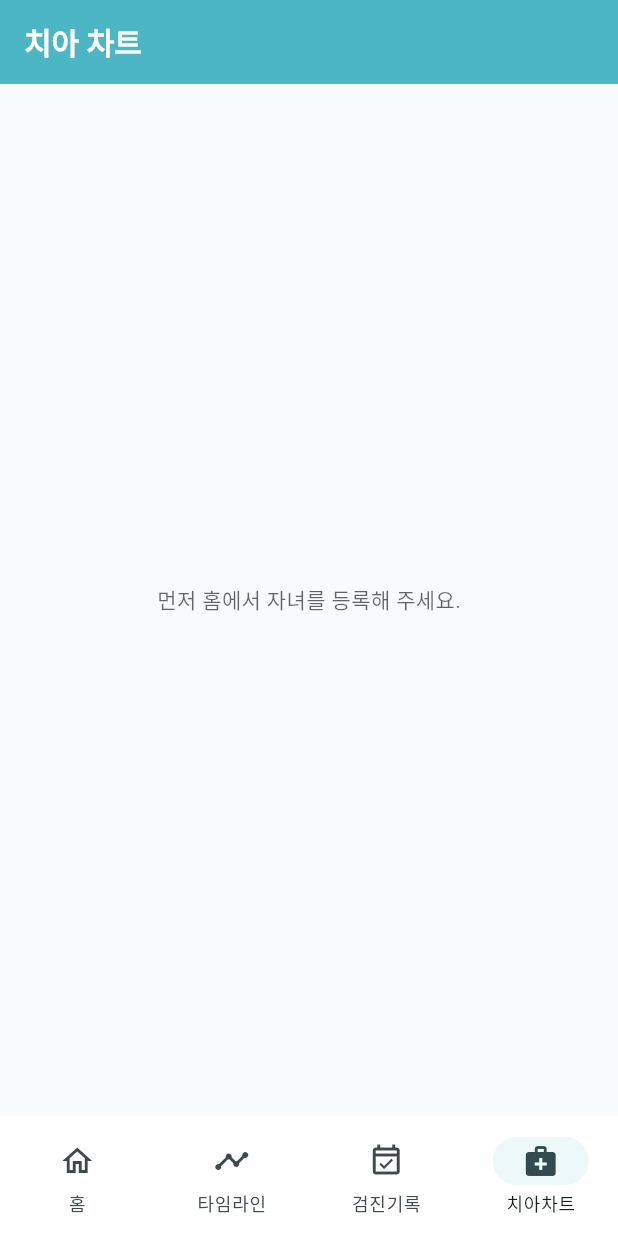
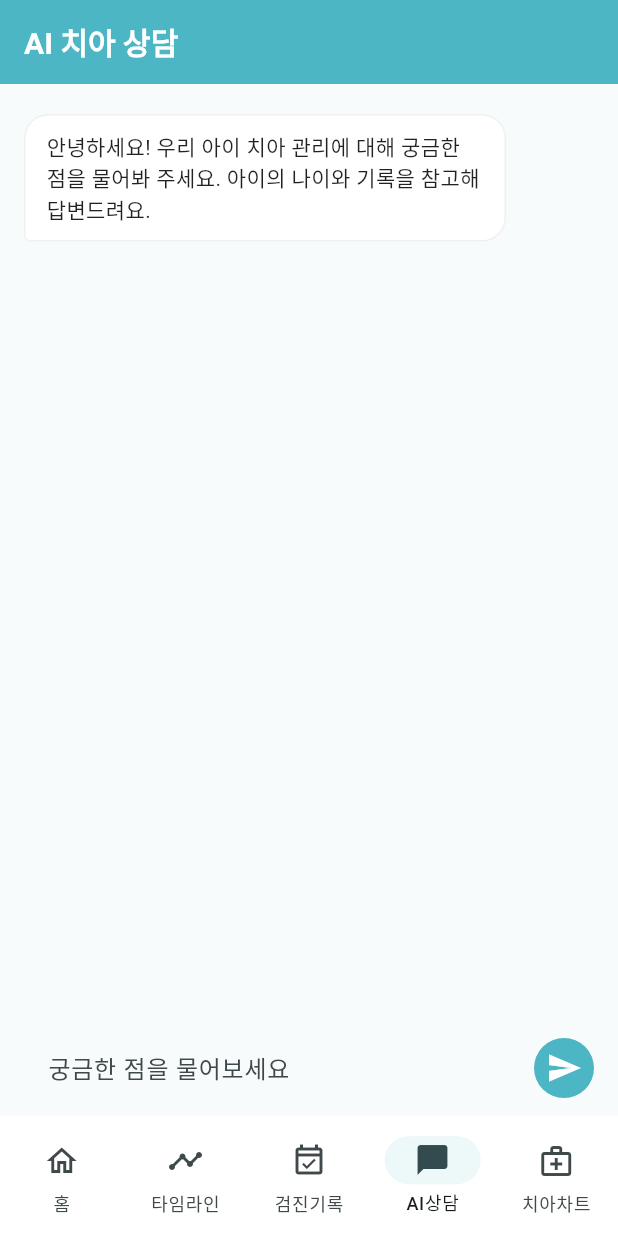
Before and after one commit to youahleum/kids-dental-care, a Flutter app: the screen it shows after launch, item 4 of the bottom bar chosen, on a phone screen of 412 x 824 dp. Run offline on Flutter 3.47's test engine with Material 3 defaults, Android fonts, the phone set to English and light mode, and no system bars; our stand-ins replace drift, drift_flutter, flutter_local_notifications, flutter_riverpod, go_router, timezone; accounts and stored records are empty; generated files the repository leaves out were written again.

Commit message:
feat: AI 치아 상담 챗봇 (Mock LLM) - 5번째 탭
- domain: DentalChatService 인터페이스 + DentalChatContext(앱 데이터를
  LLM 프롬프트 컨텍스트로 직렬화, RAG 축소판)
- data/chat: MockDentalChatService(키워드+컨텍스트 기반 응답, 고지 문구)
  → 향후 ClaudeDentalChatService로 교체 시 UI 무변경
- features/chat: ChatController(로딩/에러/컨텍스트 조립), ChatScreen
  (말풍선, 타이핑 애니메이션, 추천 질문 칩, 입력바)
- HomeShell: AI상담 탭 추가 (홈·타임라인·검진기록·AI상담·치아차트 5탭)
- 테스트: widget_test 5탭 반영 (총 38개 통과)
- 검증: flutter analyze 무이슈, 전체 테스트 통과

Co-Authored-By: Claude Opus 4.8 <noreply@anthropic.com>

```diff
--- /dev/null
+++ b/lib/data/chat/mock_dental_chat_service.dart
@@ -0,0 +1,78 @@
+import 'dart:math';
+
+import '../../domain/models/preventive_task.dart';
+import '../../domain/services/dental_chat_service.dart';
+
+/// ─────────────────────────────────────────────────────────────────────
+/// ★ 학습 포인트 3 — Mock 구현
+///
+/// 진짜 Claude API 없이도 "LLM이 있는 것처럼" 동작시키는 가짜 구현.
+/// 키워드 규칙 + 아이의 실제 컨텍스트를 조합해 그럴듯한 답을 만든다.
+///
+/// 진짜 API로 바꿀 때 할 일은 딱 하나:
+///   class ClaudeDentalChatService implements DentalChatService {
+///     `Future<String>` ask(q, ctx) async {
+///       final res = await http.post(anthropicUrl, body: jsonEncode({
+///         'model': 'claude-...',
+///         'system': SYSTEM_PROMPT + ctx.toPromptContext(),  // ← 컨텍스트 주입
+///         'messages': [{'role':'user','content': q}],
+///       }));
+///       return parse(res);
+///     }
+///   }
+/// 그리고 providers.dart 에서 Mock 대신 이걸 반환하게 하면 끝.
+/// ─────────────────────────────────────────────────────────────────────
+class MockDentalChatService implements DentalChatService {
+  const MockDentalChatService();
+
+  static const _disclaimer =
+      '\n\n※ 이 답변은 일반적인 안내이며, 실제 치료 시기·방법은 치과 전문의 상담으로 결정해 주세요.';
+
+  @override
+  Future<String> ask(String question, DentalChatContext context) async {
+    // 실제 네트워크 지연을 흉내 내 로딩 UX를 확인할 수 있게 한다.
+    await Future<void>.delayed(
+        Duration(milliseconds: 500 + Random().nextInt(500)));
+
+    final q = question.toLowerCase();
+    final name = context.child.name;
+
+    // 미완료 중 가장 임박한 항목(컨텍스트 활용 예시).
+    final pending = context.tasks
+        .where((t) => t.status == TaskStatus.pending)
+        .toList()
+      ..sort((a, b) => a.recommendedDate.compareTo(b.recommendedDate));
+    final next = pending.isEmpty ? null : pending.first;
+
+    String body;
+    if (_has(q, ['불소'])) {
+      body = '$name(이)의 나이에는 불소도포가 충치 예방에 도움이 됩니다. '
+          '보통 유치 어금니가 난 뒤 3~6개월마다 반복하며, 정기검진 때 함께 받는 경우가 많아요.';
+    } else if (_has(q, ['실란트', '홈메우기', '홈 메우기'])) {
+      body = '실란트(치아홈메우기)는 영구치 어금니가 난 직후가 적기입니다. '
+          '첫 영구 어금니는 보통 만 6세 무렵에 나므로, 그때 치과에서 확인해 보세요.';
+    } else if (_has(q, ['충치', '썩', '아파', '아프'])) {
+      body = '충치가 의심되면 방치할수록 진행이 빨라 조기 진료가 중요합니다. '
+          '$name(이)의 치아차트에 기록해 두고, 가까운 시일에 검진을 받아보시길 권해요.';
+    } else if (_has(q, ['양치', '칫솔', '이닦', '이 닦'])) {
+      body = '이 시기 아이는 스스로 닦기 어려워, 보호자가 마무리 양치를 도와주는 것이 좋습니다. '
+          '불소치약을 쌀알~콩알 크기로 사용하고 하루 2회, 자기 전 양치를 꼭 챙겨주세요.';
+    } else if (_has(q, ['검진', '언제', '예약', '다음'])) {
+      body = next != null
+          ? '$name(이)의 다음 권장 항목은 "${next.title}"입니다. '
+              '아직 완료하지 않았다면 이 시기에 맞춰 방문을 계획해 보세요.'
+          : '$name(이)은 예정된 미완료 항목이 없어요. 보통 6개월마다 정기검진을 권장합니다.';
+    } else {
+      body = '$name(이)의 현재 상황을 바탕으로 도와드릴게요. '
+          '불소도포, 실란트, 양치 습관, 다음 검진 시기 등 궁금한 점을 물어봐 주세요.';
+      if (next != null) {
+        body += ' 참고로 다음 권장 항목은 "${next.title}"입니다.';
+      }
+    }
+
+    return body + _disclaimer;
+  }
+
+  bool _has(String text, List<String> keywords) =>
+      keywords.any(text.contains);
+}
--- /dev/null
+++ b/lib/features/chat/chat_message.dart
@@ -0,0 +1,21 @@
+import 'package:flutter/foundation.dart';
+
+/// 대화 한 줄. LLM 대화의 표준 형태(role + content)를 따른다.
+@immutable
+class ChatMessage {
+  const ChatMessage({
+    required this.role,
+    required this.text,
+    this.isLoading = false,
+  });
+
+  final ChatRole role;
+  final String text;
+
+  /// AI 응답을 기다리는 중인 자리표시 메시지 여부.
+  final bool isLoading;
+
+  bool get isUser => role == ChatRole.user;
+}
+
+enum ChatRole { user, assistant }
--- /dev/null
+++ b/lib/features/chat/chat_screen.dart
@@ -0,0 +1,236 @@
+import 'package:flutter/material.dart';
+import 'package:flutter_riverpod/flutter_riverpod.dart';
+
+import '../../core/theme/app_colors.dart';
+import '../../shared/child_switcher.dart';
+import '../children/selected_child.dart';
+import 'chat_controller.dart';
+import 'chat_message.dart';
+
+/// AI 치아 상담 챗봇. 아이의 나이·기록을 컨텍스트로 개인화 답변을 준다.
+class ChatScreen extends ConsumerStatefulWidget {
+  const ChatScreen({super.key});
+
+  @override
+  ConsumerState<ChatScreen> createState() => _ChatScreenState();
+}
+
+class _ChatScreenState extends ConsumerState<ChatScreen> {
+  final _input = TextEditingController();
+  final _scroll = ScrollController();
+
+  static const _suggestions = [
+    '불소도포 꼭 해야 하나요?',
+    '다음 검진은 언제인가요?',
+    '양치는 어떻게 도와주나요?',
+    '실란트는 언제 하나요?',
+  ];
+
+  @override
+  void dispose() {
+    _input.dispose();
+    _scroll.dispose();
+    super.dispose();
+  }
+
+  void _send(String text) {
+    if (text.trim().isEmpty) return;
+    ref.read(chatControllerProvider.notifier).send(text);
+    _input.clear();
+    WidgetsBinding.instance.addPostFrameCallback((_) {
+      if (_scroll.hasClients) {
+        _scroll.animateTo(
+          _scroll.position.maxScrollExtent + 120,
+          duration: const Duration(milliseconds: 250),
+          curve: Curves.easeOut,
+        );
+      }
+    });
+  }
+
+  @override
+  Widget build(BuildContext context) {
+    final messages = ref.watch(chatControllerProvider);
+    final child = ref.watch(selectedChildProvider);
+
+    return Scaffold(
+      appBar: AppBar(
+        title: const Text('AI 치아 상담'),
+      ),
+      body: Column(
+        children: [
+          const ChildSwitcher(),
+          Expanded(
+            child: ListView.builder(
+              controller: _scroll,
+              padding: const EdgeInsets.all(16),
+              itemCount: messages.length,
+              itemBuilder: (_, i) => _Bubble(message: messages[i]),
+            ),
+          ),
+          if (child != null) _SuggestionBar(
+            suggestions: _suggestions,
+            onTap: _send,
+          ),
+          _InputBar(controller: _input, onSend: _send),
+        ],
+      ),
+    );
+  }
+}
+
+class _Bubble extends StatelessWidget {
+  const _Bubble({required this.message});
+
+  final ChatMessage message;
+
+  @override
+  Widget build(BuildContext context) {
+    final isUser = message.isUser;
+    final bg = isUser ? AppColors.mint : AppColors.surface;
+    final fg = isUser ? Colors.white : Colors.black87;
+
+    return Align(
+      alignment: isUser ? Alignment.centerRight : Alignment.centerLeft,
+      child: Container(
+        margin: const EdgeInsets.symmetric(vertical: 4),
+        padding: const EdgeInsets.symmetric(horizontal: 14, vertical: 10),
+        constraints: BoxConstraints(
+          maxWidth: MediaQuery.of(context).size.width * 0.78,
+        ),
+        decoration: BoxDecoration(
+          color: bg,
+          borderRadius: BorderRadius.circular(16).copyWith(
+            bottomRight: isUser ? const Radius.circular(4) : null,
+            bottomLeft: isUser ? null : const Radius.circular(4),
+          ),
+          border: isUser
+              ? null
+              : Border.all(color: Colors.black.withValues(alpha: 0.06)),
+        ),
+        child: message.isLoading
+            ? const _TypingDots()
+            : Text(message.text, style: TextStyle(color: fg, height: 1.4)),
+      ),
+    );
+  }
+}
+
+class _TypingDots extends StatefulWidget {
+  const _TypingDots();
+
+  @override
+  State<_TypingDots> createState() => _TypingDotsState();
+}
+
+class _TypingDotsState extends State<_TypingDots>
+    with SingleTickerProviderStateMixin {
+  late final AnimationController _c = AnimationController(
+    vsync: this,
+    duration: const Duration(milliseconds: 900),
+  )..repeat();
+
+  @override
+  void dispose() {
+    _c.dispose();
+    super.dispose();
+  }
+
+  @override
+  Widget build(BuildContext context) {
+    return SizedBox(
+      width: 40,
+      height: 16,
+      child: AnimatedBuilder(
+        animation: _c,
+        builder: (_, _) {
+          return Row(
+            mainAxisSize: MainAxisSize.min,
+            children: List.generate(3, (i) {
+              final t = ((_c.value + i * 0.2) % 1.0);
+              final opacity = 0.3 + 0.7 * (t < 0.5 ? t * 2 : (1 - t) * 2);
+              return Padding(
+                padding: const EdgeInsets.symmetric(horizontal: 2),
+                child: Opacity(
+                  opacity: opacity,
+                  child: const CircleAvatar(
+                      radius: 4, backgroundColor: AppColors.mint),
+                ),
+              );
+            }),
+          );
+        },
+      ),
+    );
+  }
+}
+
+class _SuggestionBar extends StatelessWidget {
+  const _SuggestionBar({required this.suggestions, required this.onTap});
+
+  final List<String> suggestions;
+  final ValueChanged<String> onTap;
+
+  @override
+  Widget build(BuildContext context) {
+    return SizedBox(
+      height: 44,
+      child: ListView.separated(
+        scrollDirection: Axis.horizontal,
+        padding: const EdgeInsets.symmetric(horizontal: 12),
+        itemCount: suggestions.length,
+        separatorBuilder: (_, _) => const SizedBox(width: 8),
+        itemBuilder: (_, i) => ActionChip(
+          label: Text(suggestions[i]),
+          onPressed: () => onTap(suggestions[i]),
+        ),
+      ),
+    );
+  }
+}
+
+class _InputBar extends StatelessWidget {
+  const _InputBar({required this.controller, required this.onSend});
+
+  final TextEditingController controller;
+  final ValueChanged<String> onSend;
+
+  @override
+  Widget build(BuildContext context) {
+    return SafeArea(
+      top: false,
+      child: Padding(
+        padding: const EdgeInsets.fromLTRB(12, 8, 12, 8),
+        child: Row(
+          children: [
+            Expanded(
+              child: TextField(
+                controller: controller,
+                minLines: 1,
+                maxLines: 4,
+                textInputAction: TextInputAction.send,
+                onSubmitted: onSend,
+                decoration: InputDecoration(
+                  hintText: '궁금한 점을 물어보세요',
+                  filled: true,
+                  fillColor: AppColors.background,
+                  contentPadding: const EdgeInsets.symmetric(
+                      horizontal: 16, vertical: 10),
+                  border: OutlineInputBorder(
+                    borderRadius: BorderRadius.circular(24),
+                    borderSide: BorderSide.none,
+                  ),
+                ),
+              ),
+            ),
+            const SizedBox(width: 8),
+            IconButton.filled(
+              icon: const Icon(Icons.send),
+              onPressed: () => onSend(controller.text),
+            ),
+          ],
+        ),
+      ),
+    );
+  }
+}
--- a/lib/features/home/home_shell.dart
+++ b/lib/features/home/home_shell.dart
@@ -2,6 +2,7 @@ import 'package:flutter/material.dart';
 import 'package:flutter_riverpod/flutter_riverpod.dart';
 
 import '../../data/providers.dart';
+import '../chat/chat_screen.dart';
 import '../checkups/checkups_screen.dart';
 import '../notifications/notification_controller.dart';
 import '../timeline/timeline_screen.dart';
@@ -17,6 +18,7 @@ class HomeShell extends ConsumerWidget {
     HomeScreen(),
     TimelineScreen(),
     CheckupsScreen(),
+    ChatScreen(),
     ToothChartScreen(),
   ];
 
@@ -51,6 +53,11 @@ class HomeShell extends ConsumerWidget {
             label: '검진기록',
           ),
           NavigationDestination(
+            icon: Icon(Icons.chat_bubble_outline),
+            selectedIcon: Icon(Icons.chat_bubble),
+            label: 'AI상담',
+          ),
+          NavigationDestination(
             icon: Icon(Icons.medical_services_outlined),
             selectedIcon: Icon(Icons.medical_services),
             label: '치아차트',
--- a/lib/features/home/tab_index.dart
+++ b/lib/features/home/tab_index.dart
@@ -1,4 +1,4 @@
 import 'package:flutter_riverpod/flutter_riverpod.dart';
 
-/// 하단 탭 인덱스. 0:홈 1:타임라인 2:검진기록 3:치아차트
+/// 하단 탭 인덱스. 0:홈 1:타임라인 2:검진기록 3:AI상담 4:치아차트
 final tabIndexProvider = StateProvider<int>((ref) => 0);
```
Also changed, not shown: lib/domain/services/dental_chat_service.dart (added, +105 -0 lines), lib/features/chat/chat_controller.dart (added, +90 -0 lines), 1 other file.
